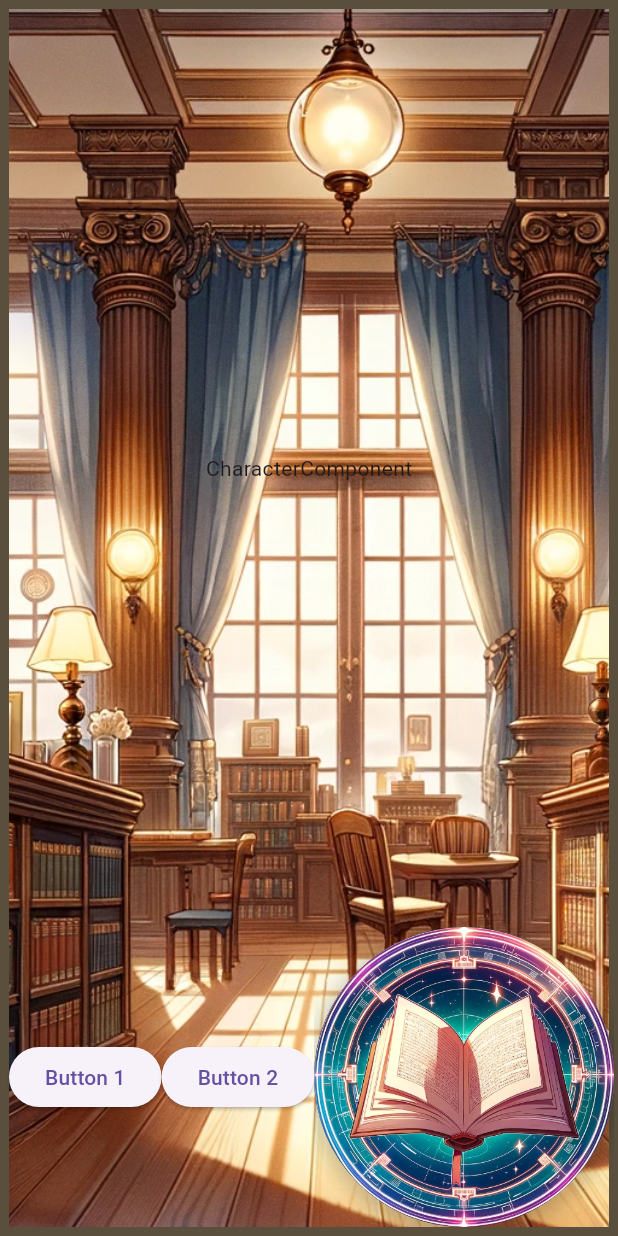
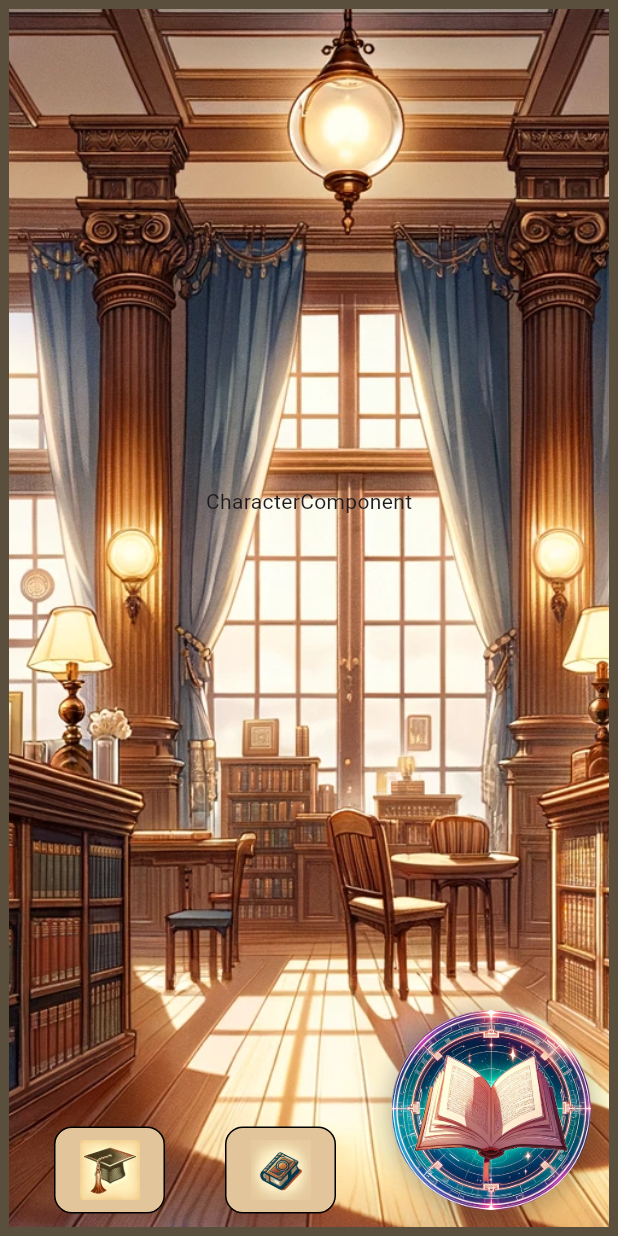
Before and after one commit to koichi2426/reading_promotion_app, a Flutter app: the screen it shows after launch, on a phone screen of 412 x 824 dp. Run offline on Flutter 3.47's test engine with Material 3 defaults, Android fonts, the phone set to English and light mode, and no system bars; our stand-ins replace awesome_dialog, cloud_firestore, envied, firebase_core; missing offline and left inert: simple_barcode_scanner; accounts and stored records are empty.

Commit message:
Improved UI

```diff
--- a/lib/components/ReadComponent.dart
+++ b/lib/components/ReadComponent.dart
@@ -43,10 +43,6 @@ class ReadComponent extends StatelessWidget {
             ),
           ],
           shape: BoxShape.circle,
-          image: DecorationImage(
-            image: AssetImage('assets/images/add_button.png'),
-            fit: BoxFit.cover,
-          ),
         ),
         child: Container(
           width: 200,
@@ -63,8 +59,8 @@ class ReadComponent extends StatelessWidget {
           ),
         ),
         padding: EdgeInsets.zero,
-        onSurface: Colors.transparent,
-        shadowColor: Colors.transparent, // ボタンの影を透明に設定
+        shadowColor: Colors.transparent,
+        //onSurface: Colors.transparent, // ボタンの影を透明に設定
       ),
     );
   }
--- a/lib/main.dart
+++ b/lib/main.dart
@@ -58,22 +58,112 @@ class _MyHomePageState extends State<MyHomePage> {
             Row(
               mainAxisAlignment: MainAxisAlignment.spaceEvenly,
               children: [
-                ElevatedButton(
-                  onPressed: () {},
-                  child: Text('Button 1'),
+                Container(
+                  margin: EdgeInsets.only(top: 80.0, left: 30),
+                  child: GestureDetector(
+                    onTap: () {
+                      //キャラクター図鑑を表示する chip chip chapa chapa
+                    },
+                    child: Container(
+                      padding: EdgeInsets.symmetric(
+                          vertical: 8.0, horizontal: 16.0), // パディングを追加
+                      decoration: BoxDecoration(
+                        color: Color.fromARGB(255, 227, 197, 155),
+                        borderRadius: BorderRadius.circular(12.0),
+                        border: Border.all(
+                          color: Colors.black,
+                          width: 1.0,
                         ),
-                ElevatedButton(
-                  onPressed: () {
+                      ),
+                      child: Image.asset(
+                        'assets/images/graduate_button.png',
+                        width: 40, // 画像の幅
+                        height: 40, // 画像の高さ
+                      ),
+                    ),
+                  ),
+                ),
+                SizedBox(width: 40.0), // ボタン1とボタン2の間に余白を追加
+                Container(
+                  margin: EdgeInsets.only(top: 80.0, right: 25),
+                  child: GestureDetector(
+                    onTap: () {
                       Navigator.push(
                         context,
                         MaterialPageRoute(
                             builder: (context) => pictureBookPage()),
                       );
                     },
-                  child: Text('Button 2'),
+                    child: Container(
+                      padding: EdgeInsets.symmetric(
+                          vertical: 8.0, horizontal: 16.0), // パディングを追加
+                      decoration: BoxDecoration(
+                        color: Color.fromARGB(255, 227, 197, 155),
+                        borderRadius: BorderRadius.circular(12.0),
+                        border: Border.all(
+                          color: Colors.black,
+                          width: 1.0,
+                        ),
+                      ),
+                      child: Image.asset(
+                        'assets/images/pictureBook.png',
+                        width: 40, // 画像の幅
+                        height: 40, // 画像の高さ
+                      ),
+                    ),
+                  ),
                 ),
 
-                ReadComponent(), // ReadComponent instead of Button 3
+                Expanded(
+                  child: TextButton(
+                    onPressed: () {
+                      showDialog(
+                        context: context,
+                        builder: (BuildContext context) {
+                          return Dialog(
+                            backgroundColor: Color(0xFFD2B48C),
+                            shape: RoundedRectangleBorder(
+                              borderRadius: BorderRadius.circular(12.0),
+                            ),
+                            child: Container(
+                              padding: EdgeInsets.all(20.0),
+                              height: 150.0,
+                              child: Column(
+                                mainAxisAlignment:
+                                    MainAxisAlignment.spaceAround,
+                                children: [
+                                  BarcodeComponent(),
+                                  KindleComponent(),
+                                ],
+                              ),
+                            ),
+                          );
+                        },
+                      );
+                    },
+                    child: Ink(
+                      decoration: BoxDecoration(
+                        boxShadow: [
+                          BoxShadow(
+                            color: Colors.black.withOpacity(0.2),
+                            spreadRadius: 4,
+                            blurRadius: 10,
+                            offset: Offset(0, 3), // 影の位置を変更
+                          ),
+                        ],
+                        shape: BoxShape.circle,
+                      ),
+                      child: Align(
+                        alignment: Alignment.centerRight, // 右寄せ
+                        child: Image.asset(
+                          'assets/images/add_button.png',
+                          width: 140, // 画像の幅を半分にする
+                          height: 140, // 画像の高さを半分にする
+                        ),
+                      ),
+                    ),
+                  ),
+                ),
               ],
             ),
           ],
```
Also changed, not shown: assets/images/graduate_button.png (added), assets/images/pictureBook.png (added), pubspec.lock. Lines whose indentation alone changed are shown as unchanged.
